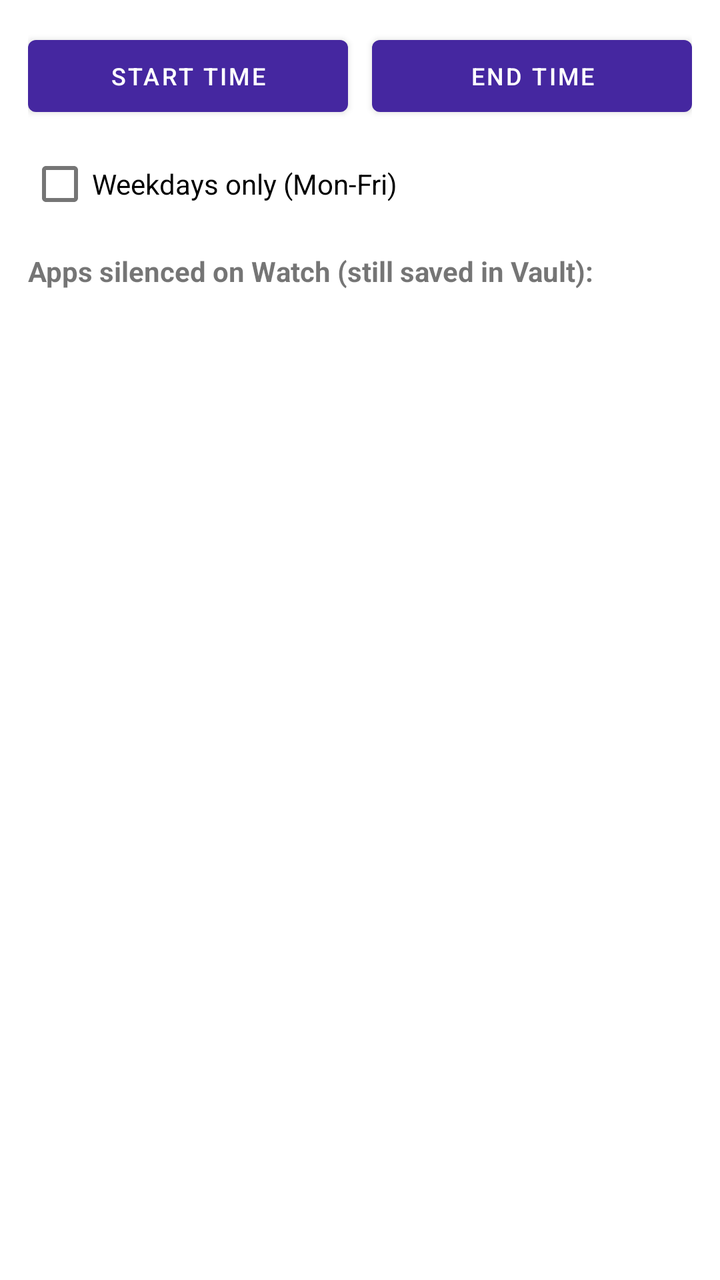
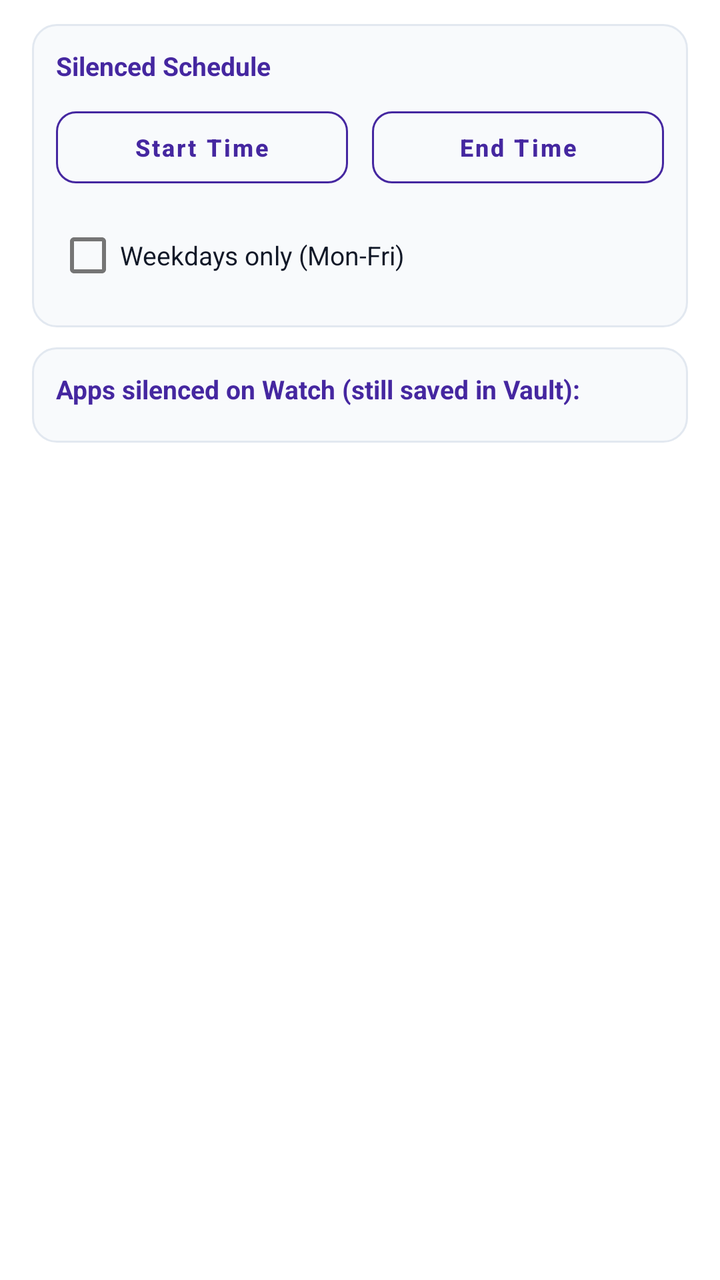

Screens rendered from an Android XML layout before and after an edit, with the pre-edit source and the edit as a unified diff.
<!-- AndroidManifest.xml: application theme Theme.WatchBridge -->
<!-- res/layout/dialog_after_hours_config.xml -->
<?xml version="1.0" encoding="utf-8"?>
<ScrollView xmlns:android="http://schemas.android.com/apk/res/android"
    android:layout_width="match_parent"
    android:layout_height="wrap_content"
    android:padding="14dp">

    <LinearLayout
        android:layout_width="match_parent"
        android:layout_height="wrap_content"
        android:orientation="vertical">

        <LinearLayout
            android:layout_width="match_parent"
            android:layout_height="wrap_content"
            android:orientation="horizontal">

            <Button
                android:id="@+id/btn_ah_start_time"
                android:layout_width="0dp"
                android:layout_height="wrap_content"
                android:layout_marginEnd="6dp"
                android:layout_weight="1"
                android:text="@string/dlg_ah_start_default"
                android:textSize="12sp" />

            <Button
                android:id="@+id/btn_ah_end_time"
                android:layout_width="0dp"
                android:layout_height="wrap_content"
                android:layout_marginStart="6dp"
                android:layout_weight="1"
                android:text="@string/dlg_ah_end_default"
                android:textSize="12sp" />
        </LinearLayout>

        <CheckBox
            android:id="@+id/cb_ah_weekdays_only"
            android:layout_width="match_parent"
            android:layout_height="wrap_content"
            android:layout_marginTop="6dp"
            android:text="@string/dlg_ah_weekdays_only" />

        <TextView
            android:id="@+id/tv_ah_apps_title"
            android:layout_width="match_parent"
            android:layout_height="wrap_content"
            android:layout_marginTop="10dp"
            android:layout_marginBottom="4dp"
            android:text="@string/dlg_ah_apps_title"
            android:textStyle="bold" />

        <LinearLayout
            android:id="@+id/ll_ah_apps_list"
            android:layout_width="match_parent"
            android:layout_height="wrap_content"
            android:orientation="vertical" />
    </LinearLayout>
</ScrollView>
<!-- resources referenced by this layout -->
<resources>
  <style name="Theme.WatchBridge" parent="Theme.MaterialComponents.DayNight.NoActionBar">
          <item name="colorPrimary">@color/brand_primary</item>
          <item name="colorPrimaryVariant">@color/brand_primary_dark</item>
          <item name="colorOnPrimary">#FFFFFF</item>
          <item name="colorSecondary">@color/brand_accent</item>
          <item name="colorOnSecondary">#000000</item>
          <item name="android:statusBarColor">@color/brand_primary_dark</item>
      </style>
  <!-- unchanged entries left out for length: 7 -->
</resources>

<!-- the commit's change to res/layout/dialog_after_hours_config.xml (unified diff, before → after) -->
@@ -1,58 +1,108 @@
 <?xml version="1.0" encoding="utf-8"?>
 <ScrollView xmlns:android="http://schemas.android.com/apk/res/android"
+    xmlns:app="http://schemas.android.com/apk/res-auto"
     android:layout_width="match_parent"
     android:layout_height="wrap_content"
-    android:padding="14dp">
+    android:background="@color/dialog_bg"
+    android:fillViewport="true"
+    android:paddingStart="16dp"
+    android:paddingTop="12dp"
+    android:paddingEnd="16dp"
+    android:paddingBottom="8dp">
 
     <LinearLayout
         android:layout_width="match_parent"
         android:layout_height="wrap_content"
+        android:focusableInTouchMode="true"
         android:orientation="vertical">
 
         <LinearLayout
             android:layout_width="match_parent"
             android:layout_height="wrap_content"
-            android:orientation="horizontal">
+            android:background="@drawable/bg_dialog_section"
+            android:orientation="vertical"
+            android:padding="12dp">
 
-            <Button
-                android:id="@+id/btn_ah_start_time"
-                android:layout_width="0dp"
+            <TextView
+                android:layout_width="wrap_content"
                 android:layout_height="wrap_content"
-                android:layout_marginEnd="6dp"
-                android:layout_weight="1"
-                android:text="@string/dlg_ah_start_default"
-                android:textSize="12sp" />
+                android:layout_marginBottom="8dp"
+                android:text="@string/label_after_hours_window"
+                android:textColor="@color/dialog_accent"
+                android:textSize="13sp"
+                android:textStyle="bold" />
 
-            <Button
-                android:id="@+id/btn_ah_end_time"
-                android:layout_width="0dp"
+            <LinearLayout
+                android:layout_width="match_parent"
                 android:layout_height="wrap_content"
-                android:layout_marginStart="6dp"
-                android:layout_weight="1"
-                android:text="@string/dlg_ah_end_default"
-                android:textSize="12sp" />
+                android:orientation="horizontal">
+
+                <com.google.android.material.button.MaterialButton
+                    android:id="@+id/btn_ah_start_time"
+                    style="@style/Widget.MaterialComponents.Button.OutlinedButton"
+                    android:layout_width="0dp"
+                    android:layout_height="wrap_content"
+                    android:layout_marginEnd="6dp"
+                    android:layout_weight="1"
+                    android:text="@string/dlg_ah_start_default"
+                    android:textAllCaps="false"
+                    android:textColor="@color/dialog_accent"
+                    android:textSize="12sp"
+                    android:textStyle="bold"
+                    app:cornerRadius="10dp"
+                    app:strokeColor="@color/dialog_accent"
+                    app:strokeWidth="1dp" />
+
+                <com.google.android.material.button.MaterialButton
+                    android:id="@+id/btn_ah_end_time"
+                    style="@style/Widget.MaterialComponents.Button.OutlinedButton"
+                    android:layout_width="0dp"
+                    android:layout_height="wrap_content"
+                    android:layout_marginStart="6dp"
+                    android:layout_weight="1"
+                    android:text="@string/dlg_ah_end_default"
+                    android:textAllCaps="false"
+                    android:textColor="@color/dialog_accent"
+                    android:textSize="12sp"
+                    android:textStyle="bold"
+                    app:cornerRadius="10dp"
+                    app:strokeColor="@color/dialog_accent"
+                    app:strokeWidth="1dp" />
+            </LinearLayout>
+
+            <CheckBox
+                android:id="@+id/cb_ah_weekdays_only"
+                android:layout_width="match_parent"
+                android:layout_height="wrap_content"
+                android:layout_marginTop="6dp"
+                android:text="@string/dlg_ah_weekdays_only"
+                android:textColor="@color/text_primary"
+                android:textSize="13sp" />
         </LinearLayout>
 
-        <CheckBox
-            android:id="@+id/cb_ah_weekdays_only"
-            android:layout_width="match_parent"
-            android:layout_height="wrap_content"
-            android:layout_marginTop="6dp"
-            android:text="@string/dlg_ah_weekdays_only" />
-
-        <TextView
-            android:id="@+id/tv_ah_apps_title"
+        <LinearLayout
             android:layout_width="match_parent"
             android:layout_height="wrap_content"
             android:layout_marginTop="10dp"
-            android:layout_marginBottom="4dp"
-            android:text="@string/dlg_ah_apps_title"
-            android:textStyle="bold" />
+            android:background="@drawable/bg_dialog_section"
+            android:orientation="vertical"
+            android:padding="12dp">
 
-        <LinearLayout
-            android:id="@+id/ll_ah_apps_list"
-            android:layout_width="match_parent"
-            android:layout_height="wrap_content"
-            android:orientation="vertical" />
+            <TextView
+                android:id="@+id/tv_ah_apps_title"
+                android:layout_width="match_parent"
+                android:layout_height="wrap_content"
+                android:layout_marginBottom="6dp"
+                android:text="@string/dlg_ah_apps_title"
+                android:textColor="@color/dialog_accent"
+                android:textSize="13sp"
+                android:textStyle="bold" />
+
+            <LinearLayout
+                android:id="@+id/ll_ah_apps_list"
+                android:layout_width="match_parent"
+                android:layout_height="wrap_content"
+                android:orientation="vertical" />
+        </LinearLayout>
     </LinearLayout>
 </ScrollView>
<!-- resource entries referenced after the edit -->
@@ -1,5 +1,19 @@
 <!-- resources referenced by this layout -->
 <resources>
+  <color name="dialog_accent">#4527A0</color>
+  <color name="dialog_bg">#FFFFFF</color>
+  <color name="text_primary">#111827</color>
+  <!-- drawable bg_dialog_section (drawable) -->
+  <?xml version="1.0" encoding="utf-8"?>
+  <shape xmlns:android="http://schemas.android.com/apk/res/android"
+      android:shape="rectangle">
+      <solid android:color="@color/dialog_section_bg" />
+      <corners android:radius="12dp" />
+      <stroke
+          android:width="1dp"
+          android:color="@color/dialog_section_stroke" />
+  </shape>
+  <string name="label_after_hours_window">Silenced Schedule</string>
   <style name="Theme.WatchBridge" parent="Theme.MaterialComponents.DayNight.NoActionBar">
           <item name="colorPrimary">@color/brand_primary</item>
           <item name="colorPrimaryVariant">@color/brand_primary_dark</item>
@@ -7,7 +21,62 @@
           <item name="colorSecondary">@color/brand_accent</item>
           <item name="colorOnSecondary">#000000</item>
           <item name="android:statusBarColor">@color/brand_primary_dark</item>
+          <item name="alertDialogTheme">@style/ThemeOverlay.WatchBridge.Dialog</item>
+          <item name="materialAlertDialogTheme">@style/ThemeOverlay.WatchBridge.Dialog</item>
+          <item name="android:timePickerDialogTheme">@style/ThemeOverlay.WatchBridge.TimePicker</item>
       </style>
+  <color name="dialog_section_bg">#F8FAFC</color>
+  <color name="dialog_section_stroke">#E2E8F0</color>
+  <style name="ThemeOverlay.WatchBridge.Dialog" parent="ThemeOverlay.MaterialComponents.Dialog.Alert">
+          <item name="colorPrimary">@color/dialog_accent</item>
+          <item name="colorSecondary">@color/dialog_accent</item>
+          <item name="colorAccent">@color/dialog_accent</item>
+          <item name="colorControlActivated">@color/dialog_accent</item>
+          <item name="colorControlNormal">@color/text_secondary</item>
+          <item name="colorSurface">@color/dialog_bg</item>
+          <item name="android:colorBackgroundFloating">@color/dialog_bg</item>
+          <item name="android:windowBackground">@drawable/bg_dialog_window</item>
+          <item name="android:textColorPrimary">@color/text_primary</item>
+          <item name="android:textColorSecondary">@color/text_secondary</item>
+          <item name="buttonBarPositiveButtonStyle">@style/Widget.WatchBridge.DialogButton.Positive</item>
+          <item name="buttonBarNegativeButtonStyle">@style/Widget.WatchBridge.DialogButton.Negative</item>
+          <item name="buttonBarNeutralButtonStyle">@style/Widget.WatchBridge.DialogButton.Neutral</item>
+      </style>
+  <style name="ThemeOverlay.WatchBridge.TimePicker" parent="ThemeOverlay.MaterialComponents.Dialog">
+          <item name="colorPrimary">@color/dialog_accent</item>
+          <item name="colorAccent">@color/dialog_accent</item>
+          <item name="colorSurface">@color/dialog_bg</item>
+          <item name="android:colorBackgroundFloating">@color/dialog_bg</item>
+          <item name="android:textColorPrimary">@color/text_primary</item>
+          <item name="android:textColorSecondary">@color/text_secondary</item>
+          <item name="buttonBarPositiveButtonStyle">@style/Widget.WatchBridge.DialogButton.Positive</item>
+          <item name="buttonBarNegativeButtonStyle">@style/Widget.WatchBridge.DialogButton.Negative</item>
+      </style>
+  <color name="text_secondary">#4B5563</color>
+  <!-- drawable bg_dialog_window (drawable) -->
+  <?xml version="1.0" encoding="utf-8"?>
+  <shape xmlns:android="http://schemas.android.com/apk/res/android"
+      android:shape="rectangle">
+      <solid android:color="@color/dialog_bg" />
+      <corners android:radius="18dp" />
+      <stroke
+          android:width="1dp"
+          android:color="@color/dialog_section_stroke" />
+  </shape>
+  <style name="Widget.WatchBridge.DialogButton.Positive" parent="Widget.MaterialComponents.Button.TextButton.Dialog">
+          <item name="android:textColor">@color/dialog_accent</item>
+          <item name="android:textStyle">bold</item>
+          <item name="android:textAllCaps">false</item>
+      </style>
+  <style name="Widget.WatchBridge.DialogButton.Negative" parent="Widget.MaterialComponents.Button.TextButton.Dialog">
+          <item name="android:textColor">@color/text_secondary</item>
+          <item name="android:textAllCaps">false</item>
+      </style>
+  <style name="Widget.WatchBridge.DialogButton.Neutral" parent="Widget.MaterialComponents.Button.TextButton.Dialog">
+          <item name="android:textColor">@color/brand_accent_text</item>
+          <item name="android:textAllCaps">false</item>
+      </style>
+  <color name="brand_accent_text">#4527A0</color>
   <!-- unchanged entries left out for length: 7 -->
 </resources>
 
